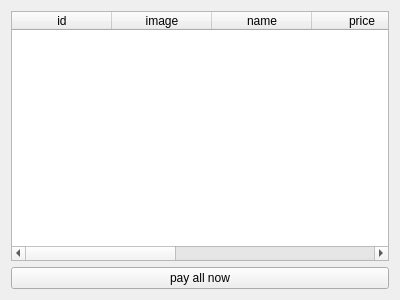
First picture: the form in client/cartwidget.ui, repository gitjip/microtrade, before the edit.
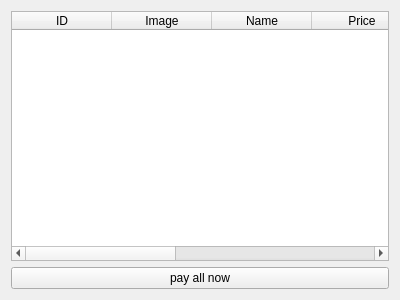
Second picture: the form after the edit.

What changed in the file:
```diff
--- a/client/cartwidget.ui
+++ b/client/cartwidget.ui
@@ -46,37 +46,37 @@
      </attribute>
      <column>
       <property name="text">
-       <string>id</string>
+       <string>ID</string>
       </property>
      </column>
      <column>
       <property name="text">
-       <string>image</string>
+       <string>Image</string>
       </property>
      </column>
      <column>
       <property name="text">
-       <string>name</string>
+       <string>Name</string>
       </property>
      </column>
      <column>
       <property name="text">
-       <string>price</string>
+       <string>Price</string>
       </property>
      </column>
      <column>
       <property name="text">
-       <string>stock</string>
+       <string>Stock</string>
       </property>
      </column>
      <column>
       <property name="text">
-       <string>quantity</string>
+       <string>Quantity</string>
       </property>
      </column>
      <column>
       <property name="text">
-       <string>remove</string>
+       <string>Remove</string>
       </property>
      </column>
     </widget>
```
